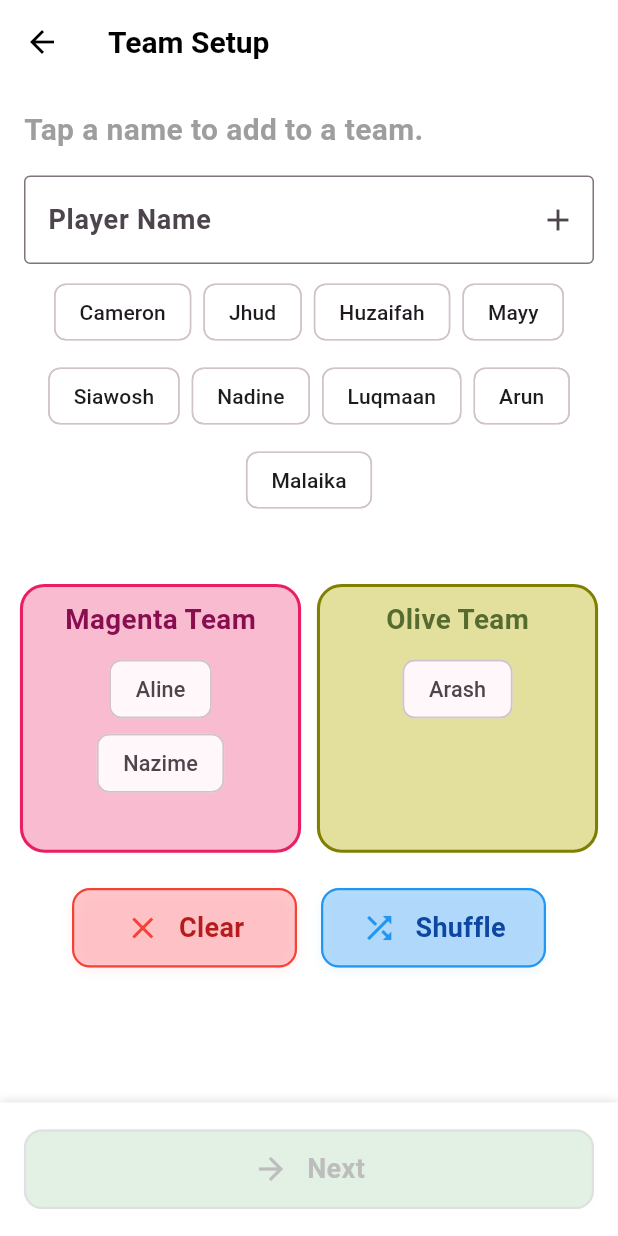
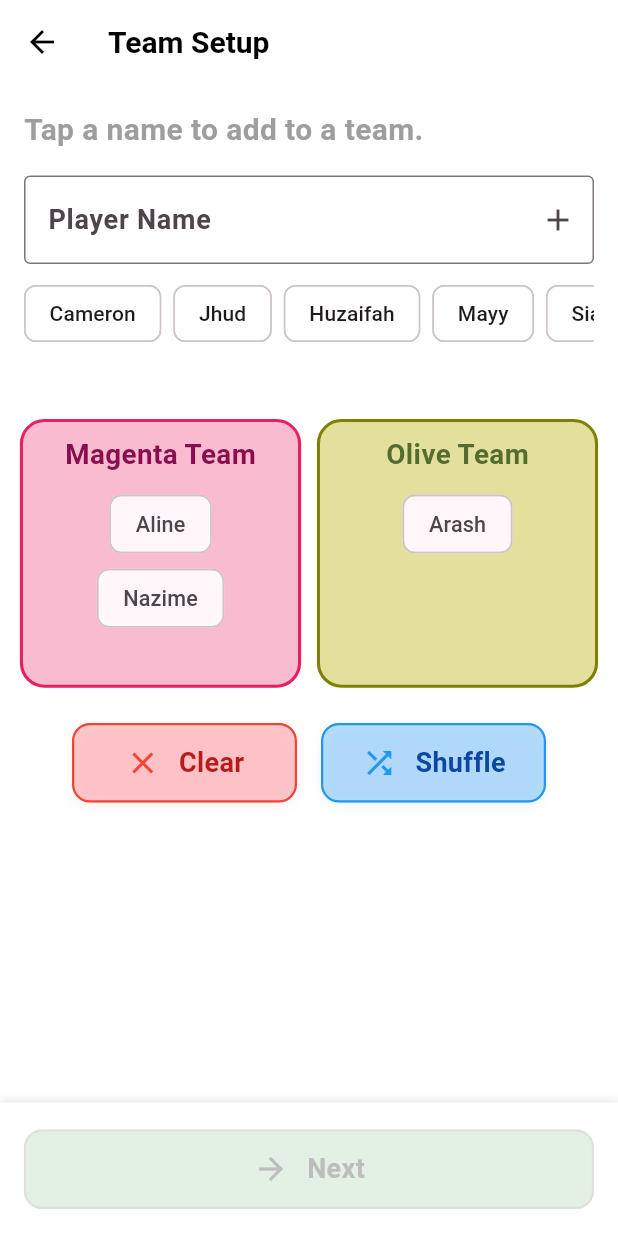
Before and after one commit to luqmaany/frequency, a Flutter app: the GameSetupScreen screen opened directly, after a tap on "Aline", after a tap on "Nazime", after a tap on "Arash", on a phone screen of 412 x 824 dp. Run offline on Flutter 3.47's test engine with Material 3 defaults, Android fonts, the phone set to English and light mode, and no system bars; our stand-ins replace animated_text_kit, confetti, flutter_card_swiper, flutter_riverpod, shared_preferences; accounts and stored records are empty.

Commit message:
Refactor PlayerInput widget to improve layout and user experience. Replace Wrap with a horizontally scrolling Row for suggested names, ensuring better visibility. Update ActionChip padding for improved spacing and aesthetics.

```diff
--- a/lib/widgets/player_input.dart
+++ b/lib/widgets/player_input.dart
@@ -153,20 +153,24 @@ class _PlayerInputState extends ConsumerState<PlayerInput> {
       return const SizedBox.shrink();
     }
 
-    return Center(
-      // Added Center widget to center horizontally
-      child: Wrap(
-        spacing: 8,
-        runSpacing: 8,
-        alignment: WrapAlignment.center,
-        children: suggestedNames.map((s) => _buildChip(s, gameConfig)).toList(),
+    return SizedBox(
+      height: 50, // Fixed height for single row
+      child: SingleChildScrollView(
+        scrollDirection: Axis.horizontal,
+        child: Row(
+          mainAxisSize: MainAxisSize.min,
+          children:
+              suggestedNames.map((s) => _buildChip(s, gameConfig)).toList(),
+        ),
       ),
     );
   }
 
   Widget _buildChip(String suggestion, GameConfig gameConfig) {
-    return ActionChip(
-      backgroundColor: Colors.white, // Add white background
+    return Padding(
+      padding: const EdgeInsets.only(right: 8),
+      child: ActionChip(
+        backgroundColor: Colors.white,
         label: Text(suggestion),
         onPressed: gameConfig.playerNames.length >= 12
             ? null
@@ -176,6 +180,7 @@ class _PlayerInputState extends ConsumerState<PlayerInput> {
                     .moveNameToQueueFront(suggestion);
                 ref.read(gameSetupProvider.notifier).addPlayer(suggestion);
               },
+      ),
     );
   }
 }
```
Lines whose indentation alone changed are shown as unchanged.
